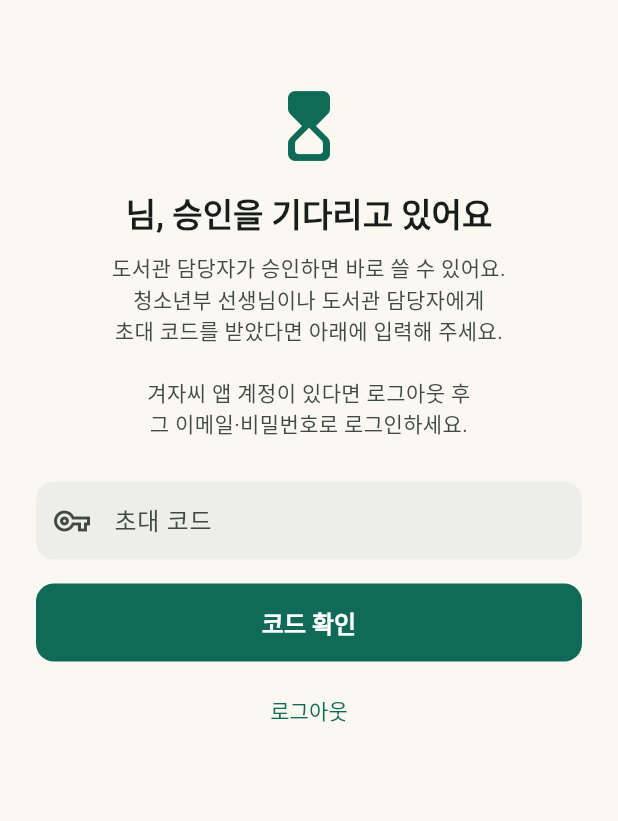
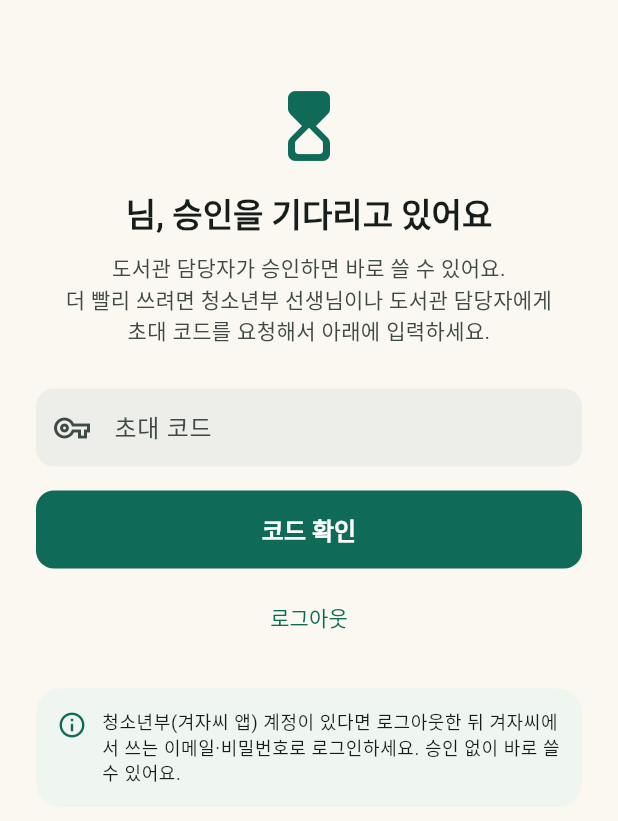
Before and after one commit to kiuk104/somang-library, a Flutter app: the PendingScreen screen opened directly with empty values, on a phone screen of 412 x 824 dp. Shown: the top 821 px of the screen. Run offline on Flutter 3.47's test engine with Material 3 defaults, Android fonts, the phone set to English and light mode, and no system bars; our stand-ins replace cloud_firestore, cloud_functions, firebase_auth, firebase_core; accounts and stored records are empty; network calls fail; statements that could not run were skipped.

Commit message:
수정: 승인 대기 화면 안내 — 초대 코드 요청처 + 겨자씨 계정 안내 카드
Co-Authored-By: Claude Opus 5.5 <noreply@anthropic.com>
Claude-Session: https://claude.ai/code/session_01YMCARp8n7R1KLtAJDYstjt

```diff
--- a/lib/screens/pending_screen.dart
+++ b/lib/screens/pending_screen.dart
@@ -67,10 +67,8 @@ class _PendingScreenState extends State<PendingScreen> {
             const SizedBox(height: 10),
             Text(
               '도서관 담당자가 승인하면 바로 쓸 수 있어요.\n'
-              '청소년부 선생님이나 도서관 담당자에게\n'
-              '초대 코드를 받았다면 아래에 입력해 주세요.\n\n'
-              '겨자씨 앱 계정이 있다면 로그아웃 후\n'
-              '그 이메일·비밀번호로 로그인하세요.',
+              '더 빨리 쓰려면 청소년부 선생님이나 도서관 담당자에게\n'
+              '초대 코드를 요청해서 아래에 입력하세요.',
               textAlign: TextAlign.center,
               style: TextStyle(color: theme.colorScheme.onSurfaceVariant),
             ),
@@ -100,6 +98,29 @@ class _PendingScreenState extends State<PendingScreen> {
               onPressed: _busy ? null : AuthService.signOut,
               child: const Text('로그아웃'),
             ),
+            const SizedBox(height: 24),
+            // 겨자씨 계정이 있는데 다른 계정(예: 다른 Google 계정)으로 들어온 경우 안내
+            Card(
+              child: Padding(
+                padding: const EdgeInsets.all(14),
+                child: Row(
+                  crossAxisAlignment: CrossAxisAlignment.start,
+                  children: [
+                    Icon(Icons.info_outline,
+                        size: 20, color: theme.colorScheme.primary),
+                    const SizedBox(width: 10),
+                    Expanded(
+                      child: Text(
+                        '청소년부(겨자씨 앱) 계정이 있다면 로그아웃한 뒤 '
+                        '겨자씨에서 쓰는 이메일·비밀번호로 로그인하세요. '
+                        '승인 없이 바로 쓸 수 있어요.',
+                        style: theme.textTheme.bodySmall,
+                      ),
+                    ),
+                  ],
+                ),
+              ),
+            ),
           ],
         ),
       ),
```
